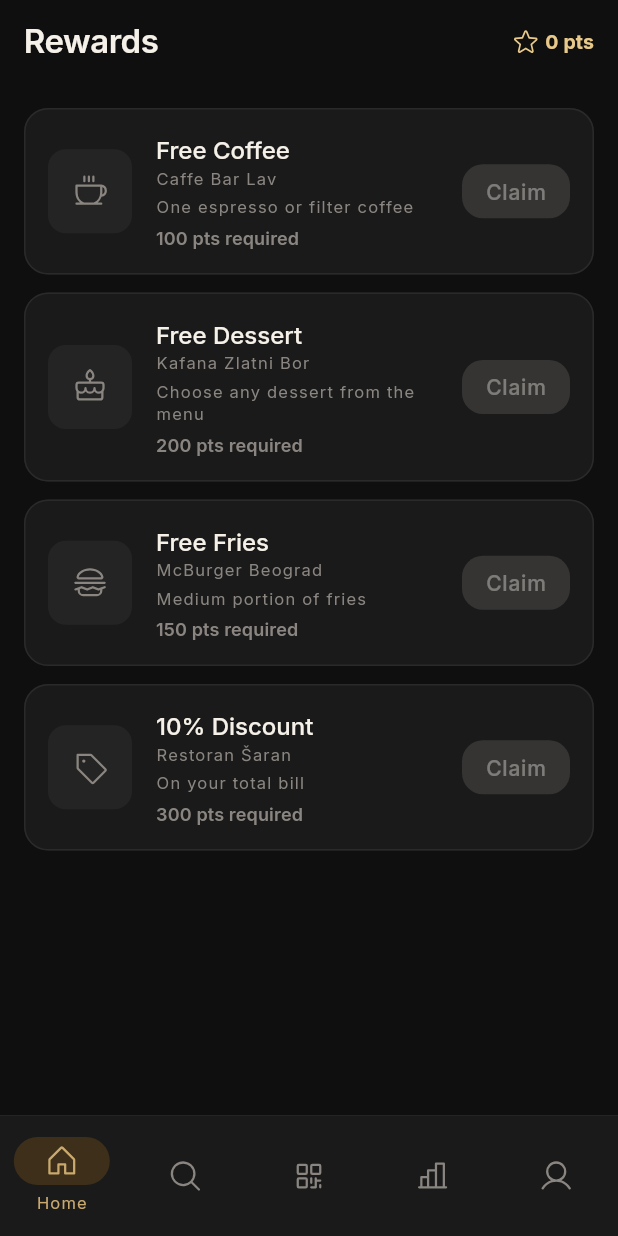
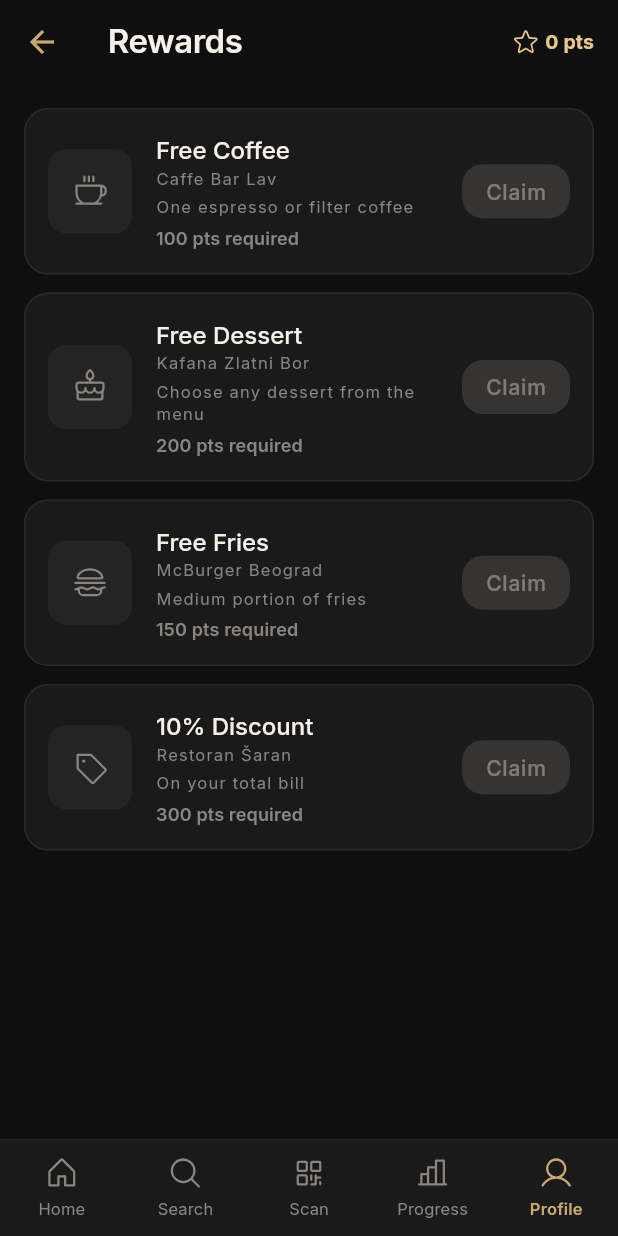
Before and after one commit to BogdanB14/loyalty-app, a Flutter app: the RewardsScreen screen opened by its route, on a phone screen of 412 x 824 dp. Run offline on Flutter 3.47's test engine with Material 3 defaults, Android fonts, the phone set to English and light mode, and no system bars; our stand-ins replace cached_network_image, dio, flutter_riverpod, flutter_secure_storage, geolocator, go_router and 5 more; missing offline and left inert: mobile_scanner; accounts and stored records are empty; network calls fail.

Commit message:
Core finished.

```diff
--- a/lib/features/friends/presentation/screens/friends_screen.dart
+++ b/lib/features/friends/presentation/screens/friends_screen.dart
@@ -1,6 +1,7 @@
 import 'dart:async';
 import 'package:flutter/material.dart';
 import 'package:flutter_riverpod/flutter_riverpod.dart';
+import 'package:go_router/go_router.dart';
 import 'package:phosphor_flutter/phosphor_flutter.dart';
 import '../../../../core/theme/app_colors.dart';
 import '../../../../shared/widgets/loading_widget.dart';
@@ -52,6 +53,10 @@
 
     return Scaffold(
       appBar: AppBar(
+        leading: IconButton(
+          icon: const Icon(Icons.arrow_back),
+          onPressed: () => context.go('/profile'),
+        ),
         title: const Text('Friends'),
         bottom: TabBar(
           controller: _tabController,
--- a/lib/features/rewards/data/models/reward_model.dart
+++ b/lib/features/rewards/data/models/reward_model.dart
@@ -16,16 +16,16 @@
 
   factory RewardModel.fromJson(Map<String, dynamic> json) => RewardModel(
         id: json['id'] as String,
-        venueId: json['venueId'] as String,
+        venueId: (json['venueId'] as String?) ?? '',
         venueName: json['venueName'] as String?,
-        title: json['title'] as String,
+        title: json['name'] as String,
         description: json['description'] as String,
         pointsCost: json['pointsCost'] as int,
-        quantity: json['quantity'] as int?,
+        quantity: json['stock'] as int?,
         isActive: json['isActive'] as bool? ?? true,
         imageUrl: json['imageUrl'] as String?,
-        expiresAt: json['expiresAt'] != null
-            ? DateTime.parse(json['expiresAt'] as String)
+        expiresAt: json['validTo'] != null
+            ? DateTime.parse(json['validTo'] as String)
             : null,
       );
 
--- a/lib/features/rewards/presentation/screens/rewards_screen.dart
+++ b/lib/features/rewards/presentation/screens/rewards_screen.dart
@@ -1,5 +1,6 @@
 import 'package:flutter/material.dart';
 import 'package:flutter_riverpod/flutter_riverpod.dart';
+import 'package:go_router/go_router.dart';
 import 'package:phosphor_flutter/phosphor_flutter.dart';
 import '../../../../core/theme/app_colors.dart';
 import '../../../auth/presentation/providers/auth_provider.dart';
@@ -44,6 +45,10 @@
 
     return Scaffold(
       appBar: AppBar(
+        leading: IconButton(
+          icon: const Icon(Icons.arrow_back),
+          onPressed: () => context.go('/profile'),
+        ),
         title: const Text('Rewards'),
         actions: [
           Padding(
--- a/lib/shared/widgets/bottom_nav_bar.dart
+++ b/lib/shared/widgets/bottom_nav_bar.dart
@@ -37,10 +37,11 @@
   ];
 
   int get _currentIndex {
+    if (location == '/friends' || location == '/rewards') return 4;
     for (var i = 0; i < _destinations.length; i++) {
-      if (location.startsWith(_destinations[i].route)) return i;
+      if (location == _destinations[i].route) return i;
     }
-    return 0;
+    return -1;
   }
 
   @override
@@ -56,22 +57,37 @@
                 border: Border(
                     top: BorderSide(color: AppColors.divider, width: 0.5)),
               ),
-              child: NavigationBar(
-                backgroundColor: AppColors.surface,
-                selectedIndex: _currentIndex,
-                onDestinationSelected: (i) =>
-                    context.go(_destinations[i].route),
-                labelBehavior:
-                    NavigationDestinationLabelBehavior.onlyShowSelected,
-                destinations: _destinations
-                    .map(
-                      (d) => NavigationDestination(
-                        icon: Icon(d.icon, color: AppColors.textSecondary),
-                        selectedIcon: Icon(d.icon, color: AppColors.primary),
-                        label: d.label,
-                      ),
-                    )
-                    .toList(),
+              child: SafeArea(
+                child: SizedBox(
+                  height: 64,
+                  child: Row(
+                    children: List.generate(_destinations.length, (i) {
+                      final d = _destinations[i];
+                      final selected = i == _currentIndex;
+                      final color = selected ? AppColors.primary : AppColors.textSecondary;
+                      return Expanded(
+                        child: InkWell(
+                          onTap: () => context.go(d.route),
+                          child: Column(
+                            mainAxisAlignment: MainAxisAlignment.center,
+                            children: [
+                              Icon(d.icon, color: color, size: 24),
+                              const SizedBox(height: 4),
+                              Text(
+                                d.label,
+                                style: TextStyle(
+                                  fontSize: 11,
+                                  color: color,
+                                  fontWeight: selected ? FontWeight.w600 : FontWeight.normal,
+                                ),
+                              ),
+                            ],
+                          ),
+                        ),
+                      );
+                    }),
+                  ),
+                ),
               ),
             ),
     );
```
Also changed, not shown: lib/features/auth/presentation/providers/auth_provider.dart (+31 -4 lines), lib/features/auth/presentation/screens/login_screen.dart (+28 -75 lines), lib/features/scan/data/datasources/receipt_remote_datasource.dart (added, +45 -0 lines), lib/features/scan/data/models/receipt_models.dart (added, +41 -0 lines), lib/features/scan/data/repositories/receipt_repository_impl.dart (added, +10 -0 lines), lib/features/scan/presentation/providers/receipt_provider.dart (added, +54 -0 lines), lib/features/venues/presentation/screens/venue_detail_screen.dart (+13 -17 lines), 1 other file.
